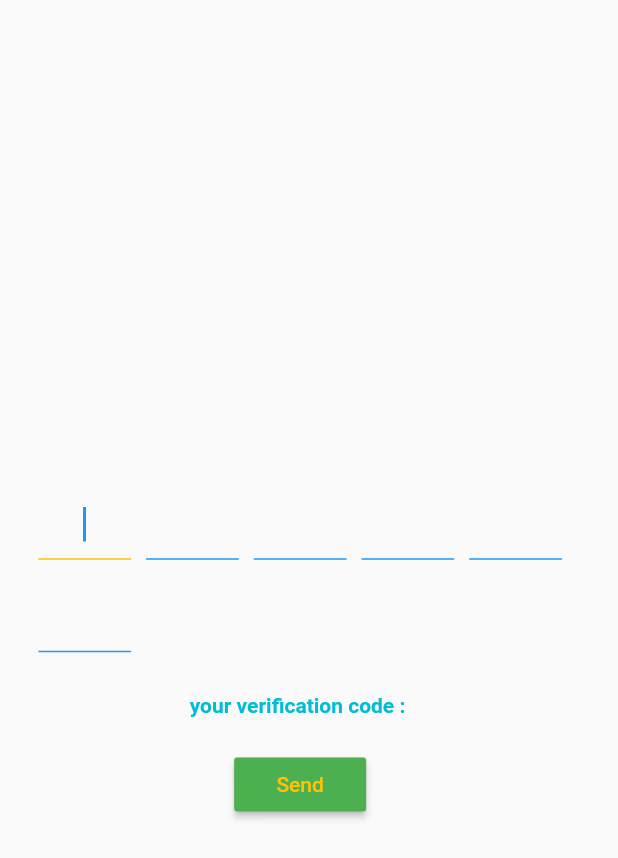
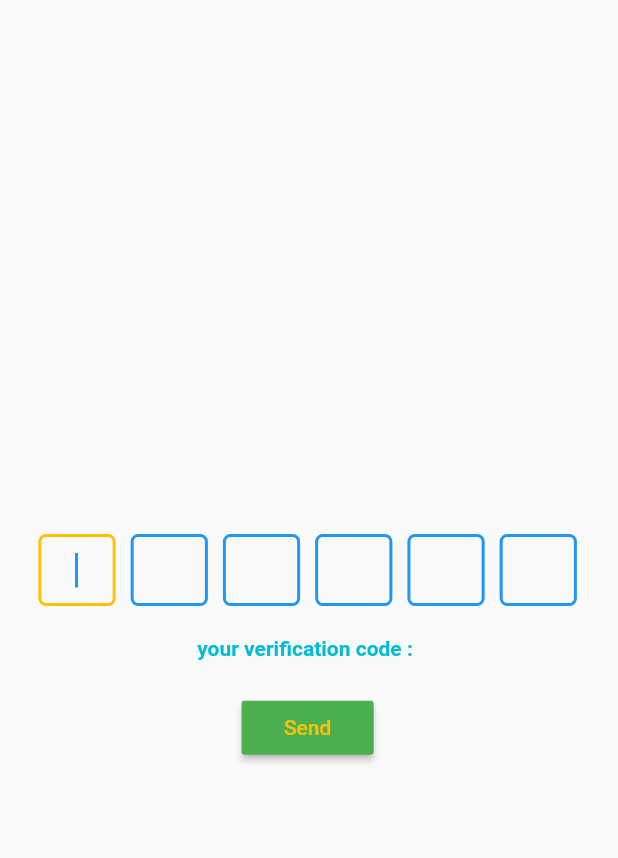
Before and after one commit to AhkamKhalaaf/otp_sample, a Flutter app: the screen it shows after launch, on a phone screen of 412 x 824 dp. Shown: the top 858 px of the screen. Run offline on Flutter 3.47's test engine with Material 2 defaults, Android fonts, the phone set to English and light mode, and no system bars.

Commit message:
more custmizable

```diff
--- a/lib/otp_view/home_page.dart
+++ b/lib/otp_view/home_page.dart
@@ -11,7 +11,7 @@ class HomePage extends StatelessWidget {
       resizeToAvoidBottomInset: true,
       body: OptFormUi(
         numberDigits: 6,
-        shape: OtpDigitShape.underline,
+        shape: OtpDigitShape.box,
         backGroundColor: Colors.transparent,
         borderRadius: 5.0,
         enabledColorBorder: Colors.blue,
--- a/lib/otp_view/opt_form_ui.dart
+++ b/lib/otp_view/opt_form_ui.dart
@@ -16,7 +16,7 @@ class OptFormUi extends StatefulWidget {
       this.textFormValueHint = '',
       this.formValueColor = Colors.black,
       this.textFormValueHintColor = Colors.black,
-          this.shape=OtpDigitShape.box,
+      this.shape = OtpDigitShape.box,
       required this.buttonAction})
       : super(key: key);
   final int numberDigits;
@@ -77,7 +77,10 @@ class _OptFormUiState extends State<OptFormUi> {
             key: formKey,
             child: Wrap(
               children: List<Widget>.generate(widget.numberDigits, (index) {
-                return OtpTextField(shape:widget.shape,previousFocusNode: index==0?FocusNode():focusNodes[index-1],
+                return OtpTextField(
+                  shape: widget.shape,
+                  previousFocusNode:
+                      index == 0 ? FocusNode() : focusNodes[index - 1],
                   backGroundColor: widget.backGroundColor,
                   nextFocusNode: index == widget.numberDigits - 1
                       ? FocusNode()
@@ -92,7 +95,7 @@ class _OptFormUiState extends State<OptFormUi> {
                   enabledColorBorder: widget.enabledColorBorder,
                   focusColorBorder: widget.focusColorBorder,
                   isLast: index == widget.numberDigits - 1 ? true : false,
-                    sizeScreen: sizeScreen);
+                );
               }),
             ),
           ),
--- a/lib/otp_view/otp_text_field.dart
+++ b/lib/otp_view/otp_text_field.dart
@@ -2,8 +2,8 @@ import 'package:flutter/cupertino.dart';
 import 'package:flutter/material.dart';
 
 class OtpTextField extends StatelessWidget {
-  const OtpTextField(
-      {Key? key,
+  const OtpTextField({
+    Key? key,
     required this.context,
     required this.textEditingController,
     this.backGroundColor = Colors.white,
@@ -11,15 +11,14 @@ class OtpTextField extends StatelessWidget {
     required this.enabledColorBorder,
     required this.borderRadius,
     required this.labelColor,
-      required this.sizeScreen,
     required this.ownFocusNode,
     required this.nextFocusNode,
     required this.autoFocus,
     required this.previousFocusNode,
     required this.isLast,
     required this.isFirst,
-      this.shape = OtpDigitShape.box})
-      : super(key: key);
+    this.shape = OtpDigitShape.box,
+  }) : super(key: key);
   final BuildContext context;
   final Color focusColorBorder;
   final Color enabledColorBorder;
@@ -27,7 +26,6 @@ class OtpTextField extends StatelessWidget {
   final double borderRadius;
   final Color labelColor;
   final bool autoFocus;
-  final Size sizeScreen;
   final TextEditingController textEditingController;
   final FocusNode ownFocusNode;
   final FocusNode nextFocusNode;
@@ -38,11 +36,16 @@ class OtpTextField extends StatelessWidget {
 
   @override
   Widget build(BuildContext context) {
+    Size sizeScreen = MediaQuery.of(context).size;
     return Container(
+      //decoration: BoxDecoration(shape: BoxShape.rectangle),
       alignment: Alignment.center,
       margin: const EdgeInsets.only(left: 5.0, right: 5.0),
-      width: sizeScreen.width * 0.15,height:sizeScreen.width * 0.15 ,
+      width: sizeScreen.width * 0.125,
+      // height:heightDigit,
       child: TextFormField(
+        maxLines: 1,
+        enabled: true,
         validator: (value) {
           if (value!.isEmpty) {
             return '';
@@ -55,10 +58,12 @@ class OtpTextField extends StatelessWidget {
         readOnly: false,
         onChanged: (value) {
           onChangeFunc(
+              textEditingController: textEditingController,
               context: context,
-              isFirstDigit: isFirst,
-              isLastDigit: isLast,
-              nexFocus: nextFocusNode,
+              //isFirstDigit: isFirst,
+              //  isLastDigit: isLast,
+              nextFocus: nextFocusNode,
+              previousFocus: previousFocusNode,
               value: value);
         },
         textAlign: TextAlign.center,
@@ -69,45 +74,51 @@ class OtpTextField extends StatelessWidget {
         decoration: InputDecoration(
             filled: true,
             fillColor: backGroundColor,
-            contentPadding: const EdgeInsets.all(0.0),
+            contentPadding:
+                const EdgeInsets.symmetric(vertical: 10.0, horizontal: 10.0),
             counter: const Offstage(),
             focusedBorder: shape == OtpDigitShape.underline
-                    ? UnderlineInputBorder(borderSide: BorderSide(color: focusColorBorder)
-                      )
+                ? UnderlineInputBorder(
+                    borderSide: BorderSide(color: focusColorBorder))
+                : shape == OtpDigitShape.circle
+                    ? OutlineInputBorder(
+                        borderSide:
+                            BorderSide(width: 2.0, color: focusColorBorder),
+                        borderRadius: BorderRadius.circular(25.0))
                     : OutlineInputBorder(
                         borderSide:
                             BorderSide(width: 2.0, color: focusColorBorder),
                         borderRadius: BorderRadius.circular(borderRadius)),
-
-
-
-
-            enabledBorder:  shape == OtpDigitShape.underline
-                ? UnderlineInputBorder(borderSide: BorderSide(color: enabledColorBorder)
-            )
+            enabledBorder: shape == OtpDigitShape.underline
+                ? UnderlineInputBorder(
+                    borderSide: BorderSide(color: enabledColorBorder)):shape == OtpDigitShape.circle
+                ? OutlineInputBorder(
+                borderSide:
+                BorderSide(width: 2.0, color: enabledColorBorder),
+                borderRadius: BorderRadius.circular(25.0))
                 : OutlineInputBorder(
                     borderSide:
                         BorderSide(width: 2.0, color: enabledColorBorder),
-                borderRadius: BorderRadius.circular(borderRadius))
-
-
-
-            ,
+                    borderRadius: BorderRadius.circular(borderRadius)),
             focusedErrorBorder: shape == OtpDigitShape.underline
-                ? const UnderlineInputBorder(borderSide: BorderSide(color: Colors.red)
-            )
-                : OutlineInputBorder(
+                ? const UnderlineInputBorder(
+                    borderSide: BorderSide(color: Colors.red)):shape == OtpDigitShape.circle
+                ? OutlineInputBorder(
                 borderSide:
                 const BorderSide(width: 2.0, color: Colors.red),
+                borderRadius: BorderRadius.circular(25.0))
+                : OutlineInputBorder(
+                    borderSide: const BorderSide(width: 2.0, color: Colors.red),
                     borderRadius: BorderRadius.circular(borderRadius)),
-
-
-            errorBorder:  shape == OtpDigitShape.underline
-                ? const UnderlineInputBorder(borderSide: BorderSide(color: Colors.red)
-            )
-                : OutlineInputBorder(
+            errorBorder: shape == OtpDigitShape.underline
+                ? const UnderlineInputBorder(
+                    borderSide: BorderSide(color: Colors.red)):shape == OtpDigitShape.circle
+                ? OutlineInputBorder(
                 borderSide:
                 const BorderSide(width: 2.0, color: Colors.red),
+                borderRadius: BorderRadius.circular(25.0))
+                : OutlineInputBorder(
+                    borderSide: const BorderSide(width: 2.0, color: Colors.red),
                     borderRadius: BorderRadius.circular(borderRadius))),
       ),
     );
@@ -115,20 +126,32 @@ class OtpTextField extends StatelessWidget {
 
   onChangeFunc(
       {required BuildContext context,
-      required bool isFirstDigit,
-      required FocusNode nexFocus,
-      required bool isLastDigit,
+      //required bool isFirstDigit,
+      required FocusNode nextFocus,
+      required FocusNode previousFocus,
+      // required bool isLastDigit,
+      required TextEditingController textEditingController,
       required String value}) {
-    if (value.length == 1 && isLastDigit == false) {
-      FocusScope.of(context).requestFocus(nextFocusNode);
+    // if (value.length == 1 && isLastDigit == false) {
+    //   FocusScope.of(context).requestFocus(nextFocusNode);
+    // }
+    // if (value=='') {
+    //   FocusScope.of(context).requestFocus(previousFocus);
+    // }
+    // if (value.length == 1 && isLastDigit == true) {
+    //   FocusScope.of(context).requestFocus(FocusNode());
+    // }
+
+    String value = textEditingController.text  ;
+
+    if (value.isEmpty) {
+      // request focus for the previous "box"
+      FocusScope.of(context).requestFocus(previousFocus);
+      return;
     }
-    if (value.isEmpty) {
-      FocusScope.of(context).previousFocus();
-    }
-    if (value.length == 1 && isLastDigit == true) {
-      FocusScope.of(context).requestFocus(FocusNode());
-    }
+    // request focus for the next "box"
+    FocusScope.of(context).requestFocus(nextFocus);
   }
 }
 
-enum OtpDigitShape { box, underline }
+enum OtpDigitShape { box, underline, circle }
```
Lines whose indentation alone changed are shown as unchanged.
